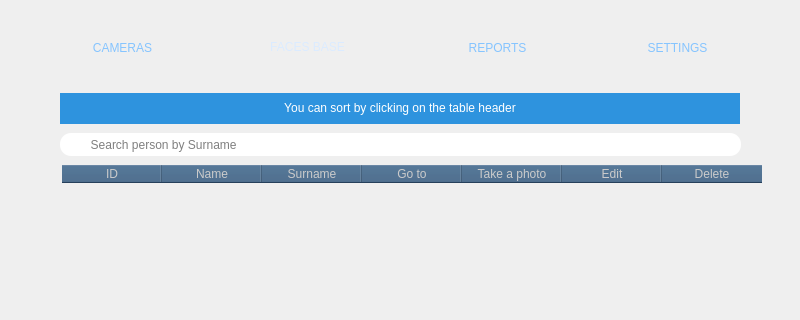
Before: the Qt Designer form LeonCam/MainApp.ui in kazimierczak-robert/LeonCam, drawn with Qt 5; both pictures show x 0 to 800 and y 0 to 320 of the 800 by 600 pixel window.
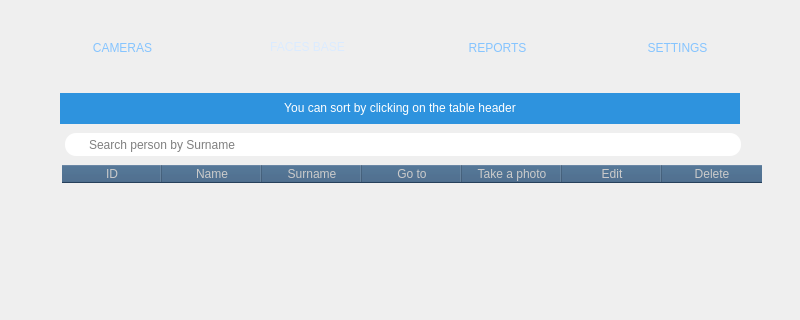
After: the same form once the commit is applied. The open tabs and pages were chosen to show the change. Icons and pictures are not drawn.

Diff of the .ui file:
```diff
--- a/LeonCam/MainApp.ui
+++ b/LeonCam/MainApp.ui
@@ -367,9 +367,9 @@
      <widget class="QLineEdit" name="LESearchFB">
       <property name="geometry">
        <rect>
-        <x>30</x>
+        <x>35</x>
         <y>70</y>
-        <width>681</width>
+        <width>676</width>
         <height>23</height>
        </rect>
       </property>
@@ -379,13 +379,13 @@
 border-radius: 11px;</string>
       </property>
       <property name="placeholderText">
-       <string>  Search person by Surname</string>
+       <string>Search person by Surname</string>
       </property>
      </widget>
      <widget class="QLabel" name="LSearch_2">
       <property name="geometry">
        <rect>
-        <x>29</x>
+        <x>30</x>
         <y>70</y>
         <width>23</width>
         <height>23</height>
```
Left out of the diff: 2 changed lines with no effect on the pictures.
